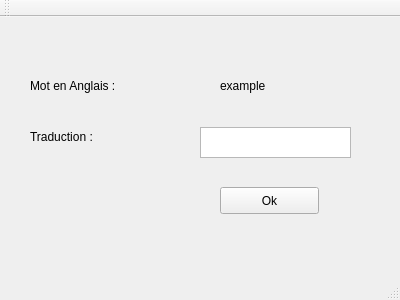
First picture: the form in mainwindow.ui, repository william00007/anglais, before the edit.
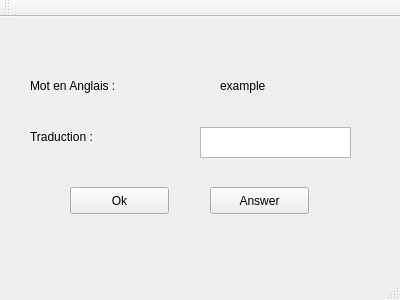
Second picture: the form after the edit.

Commit message: ajout de answer

What changed in the file:
```diff
--- a/mainwindow.ui
+++ b/mainwindow.ui
@@ -66,7 +66,7 @@
    <widget class="QPushButton" name="buttonOk">
     <property name="geometry">
      <rect>
-      <x>220</x>
+      <x>70</x>
       <y>170</y>
       <width>99</width>
       <height>27</height>
@@ -76,6 +76,19 @@
      <string>Ok</string>
     </property>
    </widget>
+   <widget class="QPushButton" name="buttonAnswer">
+    <property name="geometry">
+     <rect>
+      <x>210</x>
+      <y>170</y>
+      <width>99</width>
+      <height>27</height>
+     </rect>
+    </property>
+    <property name="text">
+     <string>Answer</string>
+    </property>
+   </widget>
   </widget>
   <widget class="QMenuBar" name="menuBar">
    <property name="geometry">
```
The commit also changes 3 other files.
